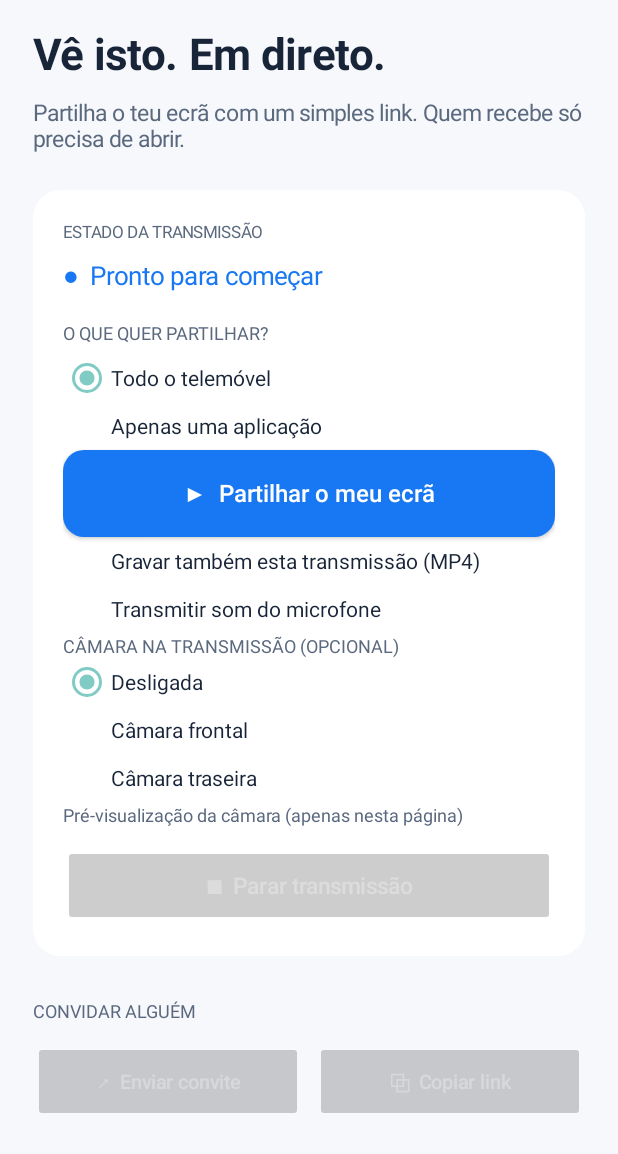
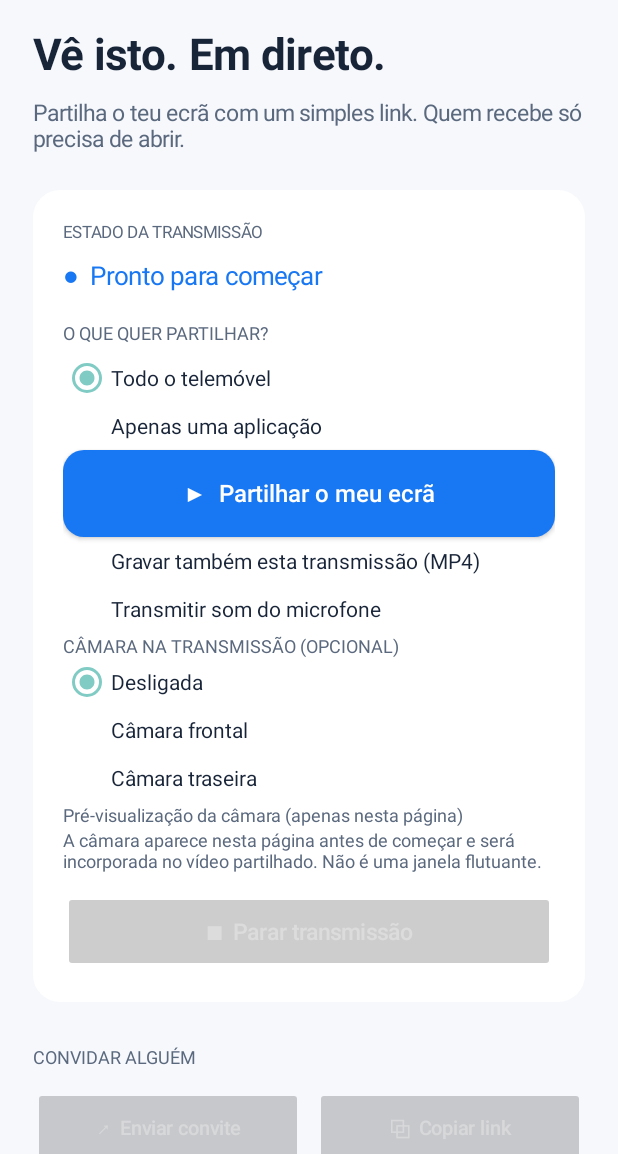
Before and after one commit to AMREIS1978/livestream, an Android app: the screen it shows after launch (MainActivity), on a phone screen of 412 x 824 dp, the part 82-1236 px from its top. Run offline under Robolectric (Android 15) with nearby library versions, the light colour scheme and no system bars.

Commit message:
Clarify camera preview and microphone behavior in Android app

```diff
--- a/app/src/main/java/art/miguelreis/livestream/MainActivity.kt
+++ b/app/src/main/java/art/miguelreis/livestream/MainActivity.kt
@@ -190,6 +190,7 @@ class MainActivity : Activity() {
   card.addView(cameraMode)
   previewLabel=label("Pré-visualização da câmara (apenas nesta página)",12f,muted)
   card.addView(previewLabel)
+  card.addView(label("A câmara aparece nesta página antes de começar e será incorporada no vídeo partilhado. Não é uma janela flutuante.",12f,muted))
   cameraPreview=CameraPreview(this).apply{visibility=android.view.View.GONE}
   card.addView(cameraPreview,LinearLayout.LayoutParams(-1,dp(190)))
   cameraMode.setOnCheckedChangeListener { _,selected ->
@@ -263,7 +264,7 @@ class MainActivity : Activity() {
   hint.addView(label("COMO FUNCIONA",12f,accent).apply {setPadding(0,0,0,dp(10))})
   hint.addView(label("1  Escolhe partilhar o ecrã ou um link.\\n2  Autoriza a captura, se necessário.\\n3  Envia o convite.\\n4  Continua a utilizar o telemóvel.",14f))
   if(sharedText.isNotBlank())hint.addView(label("\\nRecebemos um conteúdo de outra aplicação. Podes iniciar a partilha agora.",13f,muted))
-  root.addView(label("Pode partilhar o ecrã completo ou apenas uma aplicação compatível. Vídeos protegidos podem surgir a preto. Esta versão não transmite áudio.",12f,muted).apply {setPadding(0,dp(22),0,dp(8))})
+  root.addView(label("Pode partilhar o ecrã completo ou uma aplicação compatível. Vídeos protegidos podem surgir a preto. O microfone transmite voz quando ativado; a gravação MP4 ainda não inclui áudio.",12f,muted).apply {setPadding(0,dp(22),0,dp(8))})
   setContentView(scroll)
  }
 
```
